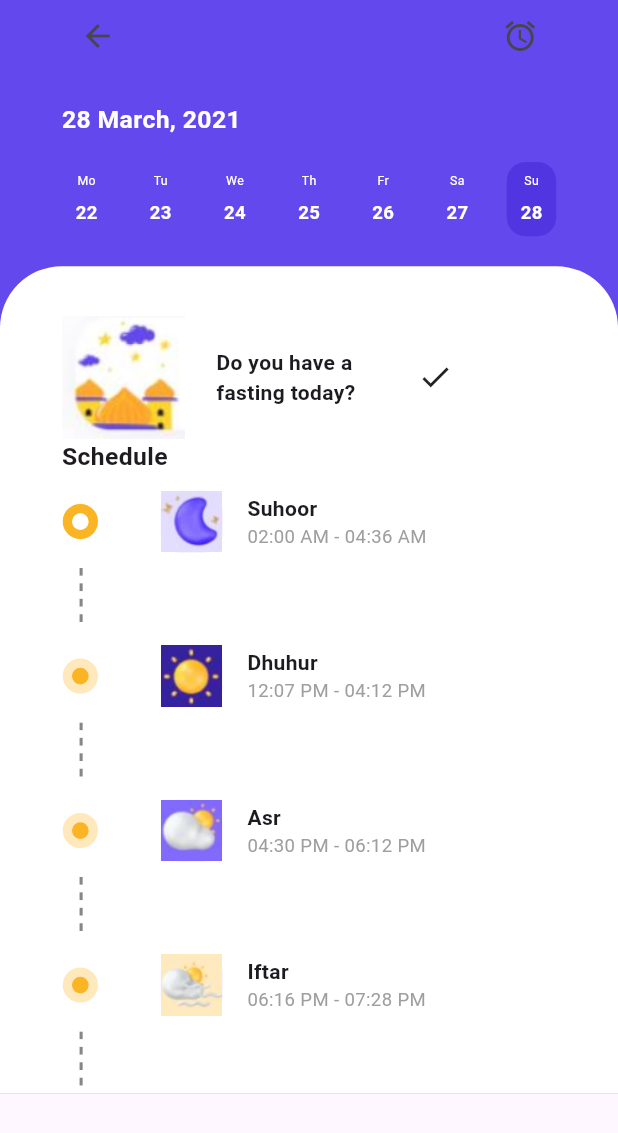
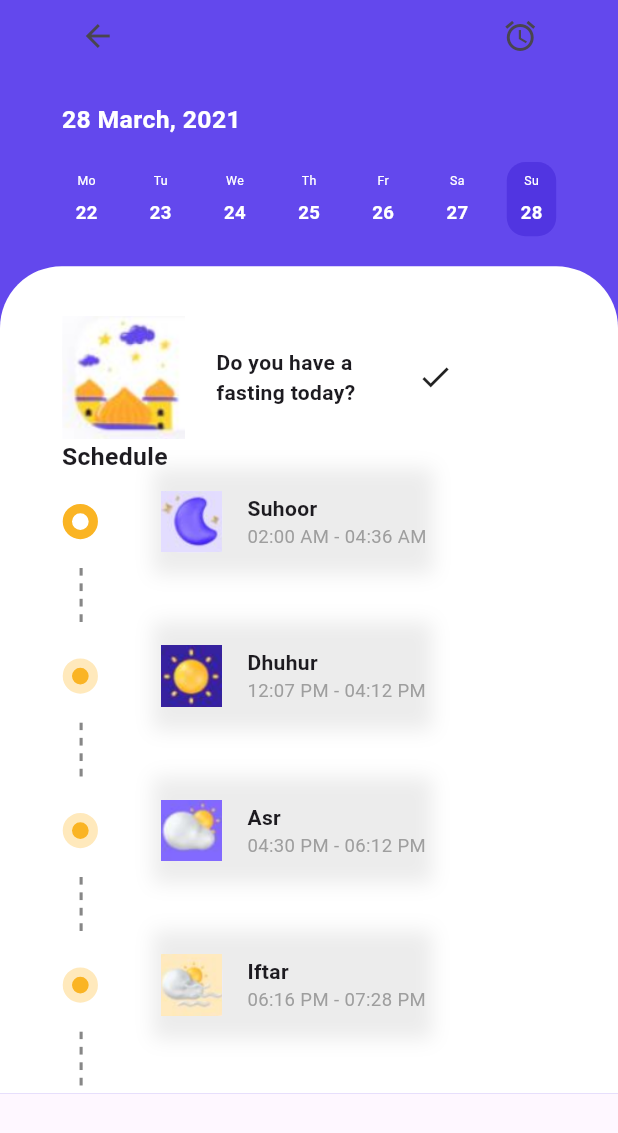
Before and after one commit to XoJIoDuJIHuK/7-term, a Flutter app: the screen it shows after launch, item 2 of the bottom bar chosen, on a phone screen of 412 x 824 dp. Shown: the top 1133 px of the screen. Run offline on Flutter 3.47's test engine with Material 3 defaults, Android fonts, the light colour scheme and no system bars; our stand-ins replace flutter_svg; missing offline and left inert: dart:js_interop.

Commit message:
passed 4-5 MAD lab

```diff
--- a/MAD/labs/lab_3_f/lib/schedule.dart
+++ b/MAD/labs/lab_3_f/lib/schedule.dart
@@ -172,6 +172,18 @@ class SchedulePage extends StatelessWidget {
                   SizedBox(width: scale * 10),
                   Container(
                     decoration: BoxDecoration(
+                      boxShadow: [
+                        BoxShadow(
+                          color: Colors.grey.withOpacity(0.2),
+                          blurRadius: 10,
+                          spreadRadius: 5,
+                        )
+                      ]
+                    ),
+                    child: Row(
+                      children: [
+                        Container(
+                          decoration: BoxDecoration(
                               color: Color(0xFFeeebff),
                               borderRadius: BorderRadius.circular(scale * 3)
                           ),
@@ -196,6 +208,9 @@ class SchedulePage extends StatelessWidget {
                             )
                           ],
                         )
+                      ],
+                    ),
+                  )
                 ]
             ),
           ),
```
Also changed, not shown: MAD/labs/lab_3_f/lib/home.dart (+4 -4 lines), 3 other files. Lines whose indentation alone changed are shown as unchanged.
